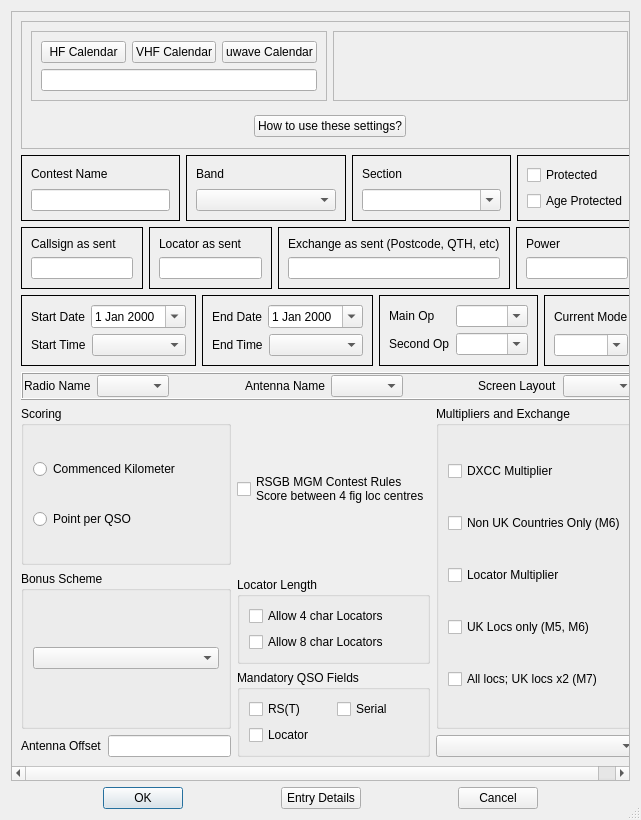
Above: mqt/MqtLogger/contestdetails.ui from Rsclub22/Minos2-Mirror before the change. Below: the same form after it.
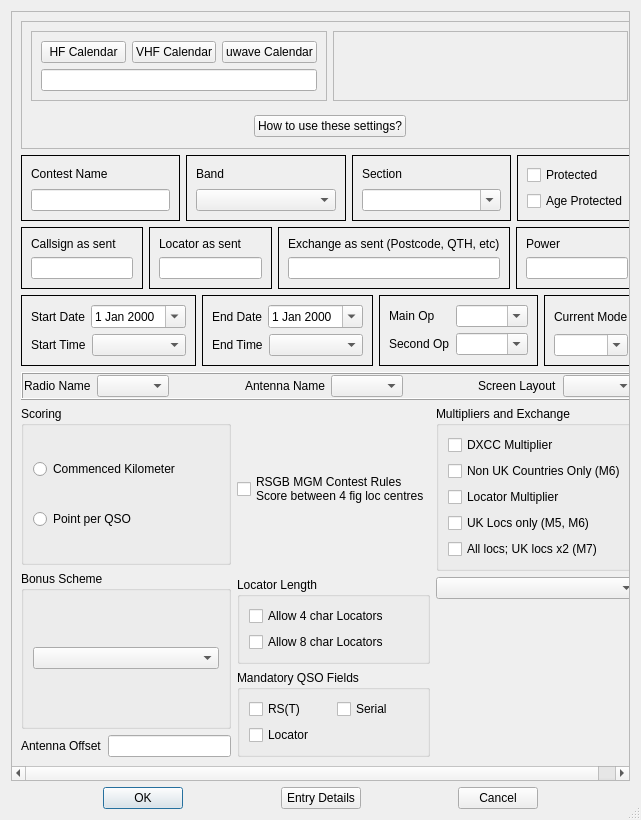
That is the form after the change. Custom widgets are drawn as their Qt base class.

Commit message: Pack the exchange controls better

What changed in the file:
```diff
--- a/mqt/MqtLogger/contestdetails.ui
+++ b/mqt/MqtLogger/contestdetails.ui
@@ -920,6 +920,19 @@
              </property>
             </widget>
            </item>
+           <item>
+            <spacer name="verticalSpacer_3">
+             <property name="orientation">
+              <enum>Qt::Vertical</enum>
+             </property>
+             <property name="sizeHint" stdset="0">
+              <size>
+               <width>20</width>
+               <height>40</height>
+              </size>
+             </property>
+            </spacer>
+           </item>
           </layout>
          </item>
         </layout>
```
